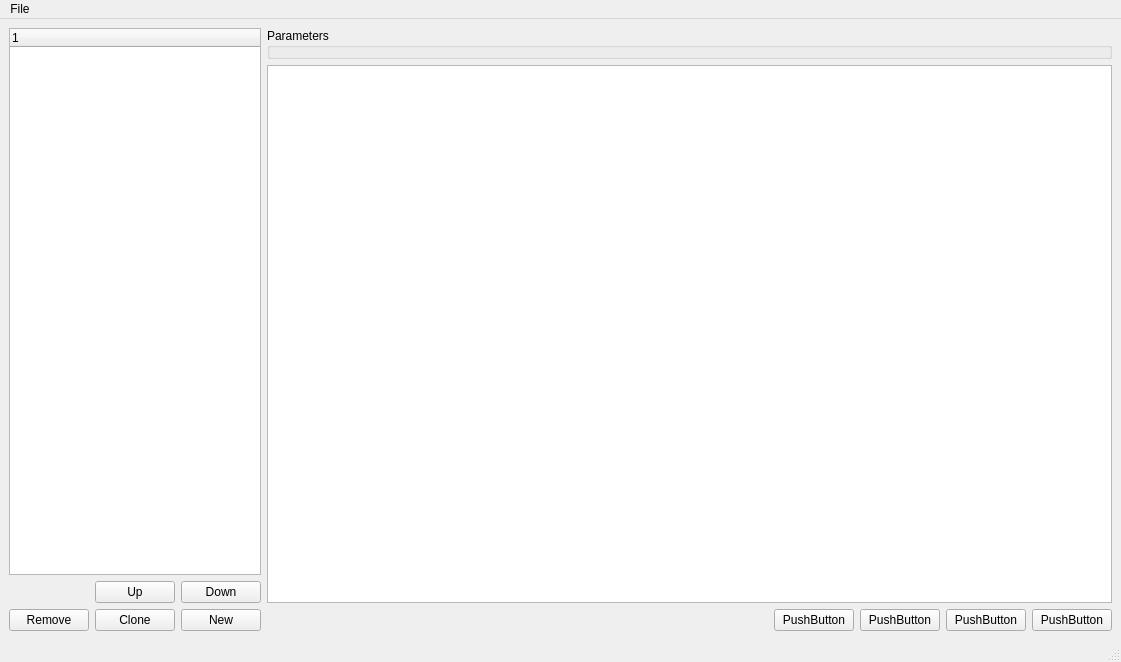
The window that CodeGenerator/generatormainwindow.ui (JakubMelka/PDF4QT) describes before a commit, drawn with Qt 5.
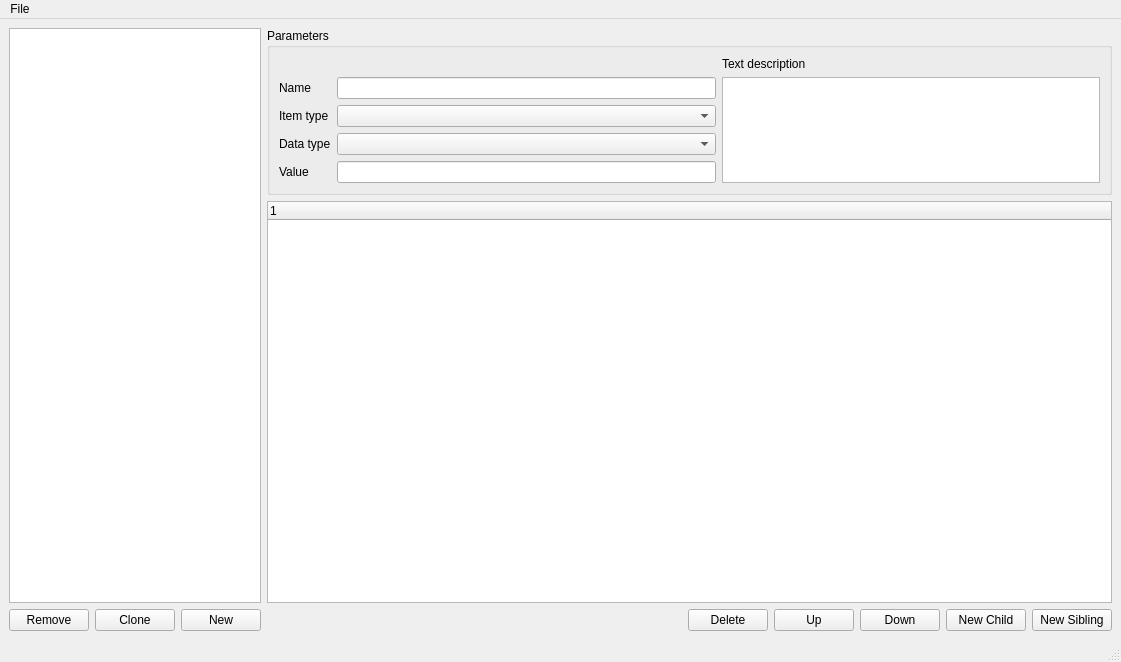
The same window after the commit.

What changed in the file:
```diff
--- a/CodeGenerator/generatormainwindow.ui
+++ b/CodeGenerator/generatormainwindow.ui
@@ -19,6 +19,12 @@
      <layout class="QVBoxLayout" name="generatedFunctionsVerticalLayout">
       <item>
        <widget class="QTreeWidget" name="generatedFunctionsTreeWidget">
+        <property name="uniformRowHeights">
+         <bool>true</bool>
+        </property>
+        <attribute name="headerVisible">
+         <bool>false</bool>
+        </attribute>
         <column>
          <property name="text">
           <string notr="true">1</string>
@@ -26,37 +32,6 @@
         </column>
        </widget>
       </item>
-      <item>
-       <layout class="QHBoxLayout" name="generatedFunctionsMoveButtonsSpacer">
-        <item>
-         <spacer name="horizontalSpacer">
-          <property name="orientation">
-           <enum>Qt::Horizontal</enum>
-          </property>
-          <property name="sizeHint" stdset="0">
-           <size>
-            <width>40</width>
-            <height>20</height>
-           </size>
-          </property>
-         </spacer>
-        </item>
-        <item>
-         <widget class="QPushButton" name="functionMoveUpButton">
-          <property name="text">
-           <string>Up</string>
-          </property>
-         </widget>
-        </item>
-        <item>
-         <widget class="QPushButton" name="functionMoveDownButton">
-          <property name="text">
-           <string>Down</string>
-          </property>
-         </widget>
-        </item>
-       </layout>
-      </item>
       <item>
        <layout class="QHBoxLayout" name="horizontalLayout">
         <item>
@@ -104,10 +79,72 @@
         <property name="title">
          <string>Parameters</string>
         </property>
+        <layout class="QGridLayout" name="parametersGroupBoxLayout" columnstretch="0,0,0,0">
+         <item row="3" column="0">
+          <widget class="QLabel" name="parameterDataTypeLabel">
+           <property name="text">
+            <string>Data type</string>
+           </property>
+          </widget>
+         </item>
+         <item row="4" column="1">
+          <widget class="QLineEdit" name="parameterValueEdit"/>
+         </item>
+         <item row="2" column="1">
+          <widget class="QComboBox" name="parameterItemTypeCombo"/>
+         </item>
+         <item row="1" column="1">
+          <widget class="QLineEdit" name="parameterNameEdit"/>
+         </item>
+         <item row="1" column="3" rowspan="4">
+          <widget class="QTextBrowser" name="descriptionEdit">
+           <property name="acceptRichText">
+            <bool>false</bool>
+           </property>
+          </widget>
+         </item>
+         <item row="4" column="0">
+          <widget class="QLabel" name="parameterValueLabel">
+           <property name="text">
+            <string>Value</string>
+           </property>
+          </widget>
+         </item>
+         <item row="2" column="0">
+          <widget class="QLabel" name="parameterItemTypeLabel">
+           <property name="text">
+            <string>Item type</string>
+           </property>
+          </widget>
+         </item>
+         <item row="1" column="0">
+          <widget class="QLabel" name="parameterNameLabel">
+           <property name="text">
+            <string>Name</string>
+           </property>
+          </widget>
+         </item>
+         <item row="0" column="3">
+          <widget class="QLabel" name="descriptionLabel">
+           <property name="text">
+            <string>Text description</string>
+           </property>
+          </widget>
+         </item>
+         <item row="3" column="1">
+          <widget class="QComboBox" name="parameterDataTypeCombo"/>
+         </item>
+        </layout>
        </widget>
       </item>
       <item>
-       <widget class="QTreeView" name="treeView"/>
+       <widget class="QTreeWidget" name="parameterTreeWidget">
+        <column>
+         <property name="text">
+          <string notr="true">1</string>
+         </property>
+        </column>
+       </widget>
       </item>
       <item>
        <layout class="QHBoxLayout" name="horizontalLayout_2">
@@ -127,28 +164,35 @@
         <item>
          <widget class="QPushButton" name="pushButton_6">
           <property name="text">
-           <string>PushButton</string>
+           <string>Delete</string>
           </property>
          </widget>
         </item>
         <item>
          <widget class="QPushButton" name="pushButton_5">
           <property name="text">
-           <string>PushButton</string>
+           <string>Up</string>
           </property>
          </widget>
         </item>
         <item>
          <widget class="QPushButton" name="pushButton_8">
           <property name="text">
-           <string>PushButton</string>
+           <string>Down</string>
           </property>
          </widget>
         </item>
         <item>
          <widget class="QPushButton" name="pushButton_7">
           <property name="text">
-           <string>PushButton</string>
+           <string>New Child</string>
+          </property>
+         </widget>
+        </item>
+        <item>
+         <widget class="QPushButton" name="itemNewSiblingButton">
+          <property name="text">
+           <string>New Sibling</string>
           </property>
          </widget>
         </item>
```
Left out of the diff: 8 changed lines with no effect on the pictures.
